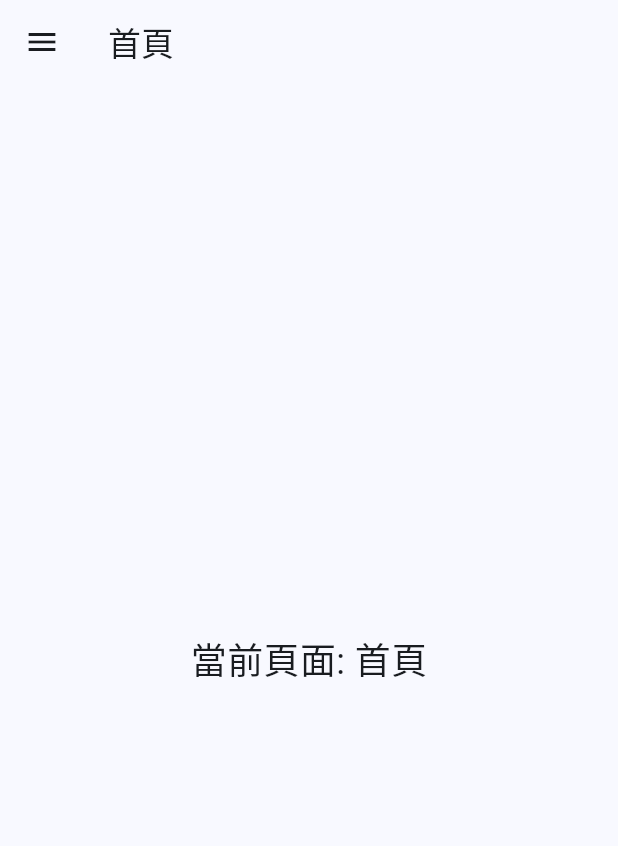
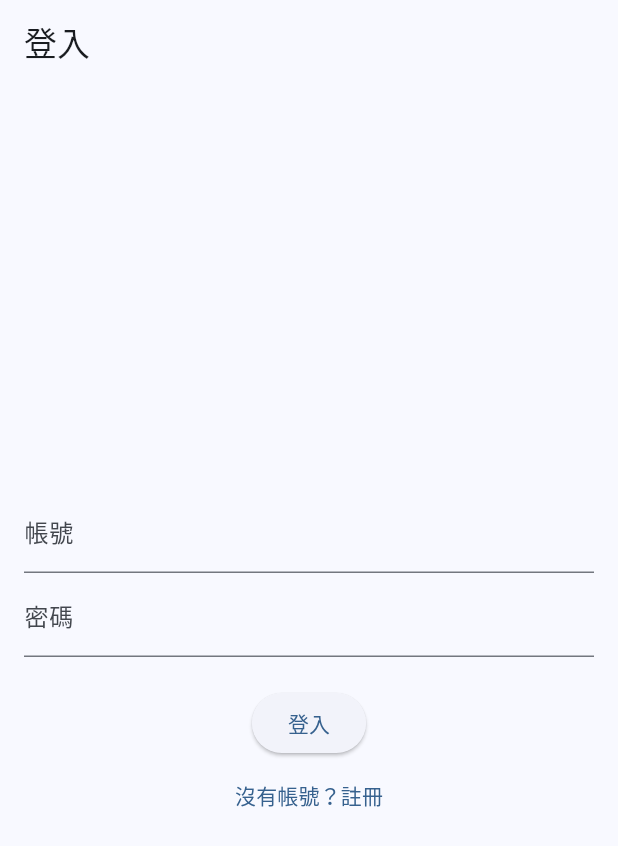
Before and after one commit to mark13578/flutter-pve-platform, a Flutter app: the screen it shows after launch, on a phone screen of 412 x 824 dp. Shown: the top 846 px of the screen. Run offline on Flutter 3.47's test engine with Material 3 defaults, Android fonts, the phone set to English and light mode, and no system bars.

Commit message:
修改選單資料

```diff
--- a/lib/main.dart
+++ b/lib/main.dart
@@ -15,7 +15,68 @@ class MyApp extends StatelessWidget {
         colorScheme: ColorScheme.fromSeed(seedColor: Colors.blue),
         useMaterial3: true,
       ),
-      home: const HomePage(),
+      home: const LoginPage(),
+    );
+  }
+}
+
+class LoginPage extends StatefulWidget {
+  const LoginPage({super.key});
+
+  @override
+  State<LoginPage> createState() => _LoginPageState();
+}
+
+class _LoginPageState extends State<LoginPage> {
+  final TextEditingController _usernameController = TextEditingController();
+  final TextEditingController _passwordController = TextEditingController();
+  bool _isLogin = true;
+
+  void _toggleAuthMode() {
+    setState(() {
+      _isLogin = !_isLogin;
+    });
+  }
+
+  void _authenticate() {
+    if (_usernameController.text.isNotEmpty && _passwordController.text.isNotEmpty) {
+      Navigator.pushReplacement(
+        context,
+        MaterialPageRoute(builder: (context) => const HomePage()),
+      );
+    }
+  }
+
+  @override
+  Widget build(BuildContext context) {
+    return Scaffold(
+      appBar: AppBar(title: Text(_isLogin ? '登入' : '註冊')),
+      body: Padding(
+        padding: const EdgeInsets.all(16.0),
+        child: Column(
+          mainAxisAlignment: MainAxisAlignment.center,
+          children: [
+            TextField(
+              controller: _usernameController,
+              decoration: const InputDecoration(labelText: '帳號'),
+            ),
+            TextField(
+              controller: _passwordController,
+              decoration: const InputDecoration(labelText: '密碼'),
+              obscureText: true,
+            ),
+            const SizedBox(height: 20),
+            ElevatedButton(
+              onPressed: _authenticate,
+              child: Text(_isLogin ? '登入' : '註冊'),
+            ),
+            TextButton(
+              onPressed: _toggleAuthMode,
+              child: Text(_isLogin ? '沒有帳號？註冊' : '已經有帳號？登入'),
+            ),
+          ],
+        ),
+      ),
     );
   }
 }
@@ -30,58 +91,62 @@ class HomePage extends StatefulWidget {
 class _HomePageState extends State<HomePage> {
   String _selectedPage = "首頁";
   bool _isDrawerPinned = false;
+
   final Map<String, List<String>> menuItems = {
-    "系統管理": [
-      "本人帳號", "他人帳號", "企業組織管理", "組織權限分配", "資產管理", "公告管理", "系統日誌"
-    ],
+    "系統管理": ["本人帳號", "他人帳號", "企業組織管理", "組織權限分配", "資產管理", "公告管理", "系統日誌"],
     "工單管理": ["建立工單"],
-    "虛擬機操作": ["虛擬機", "虛擬機操作", "資產管理"],
+    "虛擬機操作": ["虛擬機", "虛擬機操作", "可用資產管理"],
     "財務管理": ["月結帳單管理", "成本核算", "其他進項管理"]
   };
 
-  int _tapCount = 0;
-  void _handleDrawerTap() {
-    _tapCount++;
-    if (_tapCount == 2) {
-      setState(() {
-        _isDrawerPinned = !_isDrawerPinned;
-      });
-      _tapCount = 0;
-    }
-    Future.delayed(const Duration(milliseconds: 300), () {
-      _tapCount = 0;
-    });
+  final Map<String, Widget> pages = {
+    "首頁": Center(child: Text("歡迎來到 Proxmox VE 管理平台", style: TextStyle(fontSize: 20))),
+    "本人帳號": Center(child: Text("這是本人帳號管理頁面", style: TextStyle(fontSize: 20))),
+    "他人帳號": Center(child: Text("這是他人帳號管理頁面", style: TextStyle(fontSize: 20))),
+    "企業組織管理": Center(child: Text("這是企業組織管理頁面", style: TextStyle(fontSize: 20))),
+    "組織權限分配": Center(child: Text("這是組織權限分配頁面", style: TextStyle(fontSize: 20))),
+    "資產管理": Center(child: Text("這是資產管理頁面", style: TextStyle(fontSize: 20))),
+    "公告管理": Center(child: Text("這是公告管理頁面", style: TextStyle(fontSize: 20))),
+    "系統日誌": Center(child: Text("這是系統日誌頁面", style: TextStyle(fontSize: 20))),
+    "建立工單": Center(child: Text("歡迎來到 Proxmox VE 管理平台", style: TextStyle(fontSize: 20))),
+    "虛擬機": Center(child: Text("這是本人帳號管理頁面", style: TextStyle(fontSize: 20))),
+    "虛擬機操作": Center(child: Text("這是他人帳號管理頁面", style: TextStyle(fontSize: 20))),
+    "可用資產管理": Center(child: Text("這是企業組織管理頁面", style: TextStyle(fontSize: 20))),
+    "月結帳單管理": Center(child: Text("這是組織權限分配頁面", style: TextStyle(fontSize: 20))),
+    "成本核算": Center(child: Text("這是資產管理頁面", style: TextStyle(fontSize: 20))),
+    "其他進項管理": Center(child: Text("這是公告管理頁面", style: TextStyle(fontSize: 20))),
+
+  };
+
+  void _logout() {
+    Navigator.pushReplacement(
+      context,
+      MaterialPageRoute(builder: (context) => const LoginPage()),
+    );
   }
 
   @override
   Widget build(BuildContext context) {
     return Scaffold(
-      appBar: AppBar(
-        title: Text(_selectedPage),
-        leading: _isDrawerPinned
-            ? null
-            : Builder(
-                builder: (context) => IconButton(
-                  icon: const Icon(Icons.menu),
-                  onPressed: () => Scaffold.of(context).openDrawer(),
-                ),
-              ),
-      ),
-      drawer: _isDrawerPinned
-          ? null
-          : Drawer(
-              child: GestureDetector(
-                onTap: _handleDrawerTap,
+      appBar: AppBar(title: Text(_selectedPage)),
+      drawer: Drawer(
         child: ListView(
           padding: EdgeInsets.zero,
           children: [
-                    const DrawerHeader(
-                      decoration: BoxDecoration(
-                        color: Colors.blue,
+            DrawerHeader(
+              decoration: const BoxDecoration(color: Colors.blue),
+              child: Column(
+                mainAxisAlignment: MainAxisAlignment.center,
+                crossAxisAlignment: CrossAxisAlignment.start,
+                children: [
+                  const Text('Proxmox VE 管理平台', style: TextStyle(color: Colors.white, fontSize: 20)),
+                  const Spacer(),
+                  ElevatedButton(
+                    onPressed: _logout,
+                    style: ElevatedButton.styleFrom(backgroundColor: Colors.red),
+                    child: const Text('登出', style: TextStyle(color: Colors.white)),
                   ),
-                      child: Text(
-                        'Proxmox VE 管理平台',
-                        style: TextStyle(color: Colors.white, fontSize: 20),
+                ],
               ),
             ),
             for (var category in menuItems.keys) ...[
@@ -90,61 +155,19 @@ class _HomePageState extends State<HomePage> {
               ),
               for (var item in menuItems[category]!)
                 ListTile(
-                          leading: const Icon(Icons.description),
                   title: Text(item),
                   onTap: () {
                     setState(() {
                       _selectedPage = item;
                     });
-                            if (!_isDrawerPinned) {
                     Navigator.pop(context);
-                            }
                   },
                 ),
             ]
           ],
         ),
       ),
-            ),
-      body: Row(
-        children: [
-          if (_isDrawerPinned)
-            NavigationRail(
-              selectedIndex: null,
-              onDestinationSelected: (int index) {},
-              labelType: NavigationRailLabelType.all,
-              leading: IconButton(
-                icon: const Icon(Icons.menu_open),
-                onPressed: () {
-                  setState(() {
-                    _isDrawerPinned = false;
-                  });
-                },
-              ),
-              destinations: [
-                for (var category in menuItems.keys) ...[
-                  NavigationRailDestination(
-                    icon: const Icon(Icons.folder),
-                    label: Text(category),
-                  ),
-                  for (var item in menuItems[category]!)
-                    NavigationRailDestination(
-                      icon: const Icon(Icons.description),
-                      label: Text(item),
-                    ),
-                ]
-              ],
-            ),
-          Expanded(
-            child: Center(
-              child: Text(
-                '當前頁面: $_selectedPage',
-                style: const TextStyle(fontSize: 24),
-              ),
-            ),
-          ),
-        ],
-      ),
+      body: pages[_selectedPage] ?? const Center(child: Text("頁面未找到", style: TextStyle(fontSize: 20))),
     );
   }
 }
```
Lines whose indentation alone changed are shown as unchanged.
